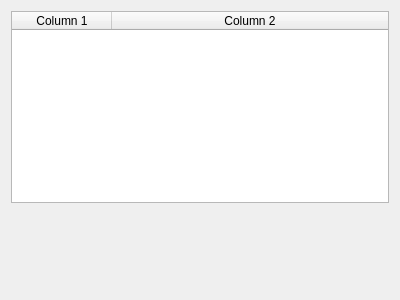
This is src/WhiskerToolbox/Test_Widget/Test_Widget.ui in paulmthompson/WhiskerToolbox as Qt 5 draws it before an edit. The edited form follows.
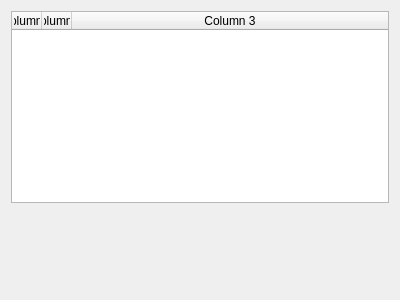
This is the edited form.

Diff of the .ui file:
```diff
--- a/src/WhiskerToolbox/Test_Widget/Test_Widget.ui
+++ b/src/WhiskerToolbox/Test_Widget/Test_Widget.ui
@@ -10,6 +10,18 @@
     <height>300</height>
    </rect>
   </property>
+  <property name="sizePolicy">
+   <sizepolicy hsizetype="MinimumExpanding" vsizetype="Preferred">
+    <horstretch>0</horstretch>
+    <verstretch>0</verstretch>
+   </sizepolicy>
+  </property>
+  <property name="minimumSize">
+   <size>
+    <width>150</width>
+    <height>0</height>
+   </size>
+  </property>
   <property name="windowTitle">
    <string>Form</string>
   </property>
@@ -17,11 +29,26 @@
    <item>
     <widget class="QTableWidget" name="tableWidget">
      <property name="sizePolicy">
-      <sizepolicy hsizetype="Expanding" vsizetype="Expanding">
+      <sizepolicy hsizetype="MinimumExpanding" vsizetype="Expanding">
        <horstretch>0</horstretch>
        <verstretch>0</verstretch>
       </sizepolicy>
      </property>
+     <property name="minimumSize">
+      <size>
+       <width>200</width>
+       <height>0</height>
+      </size>
+     </property>
+     <property name="horizontalScrollBarPolicy">
+      <enum>Qt::ScrollBarPolicy::ScrollBarAlwaysOff</enum>
+     </property>
+     <attribute name="horizontalHeaderMinimumSectionSize">
+      <number>30</number>
+     </attribute>
+     <attribute name="horizontalHeaderDefaultSectionSize">
+      <number>30</number>
+     </attribute>
      <attribute name="horizontalHeaderStretchLastSection">
       <bool>true</bool>
      </attribute>
@@ -38,6 +65,11 @@
        <string>Column 2</string>
       </property>
      </column>
+     <column>
+      <property name="text">
+       <string>Column 3</string>
+      </property>
+     </column>
     </widget>
    </item>
    <item>
```
